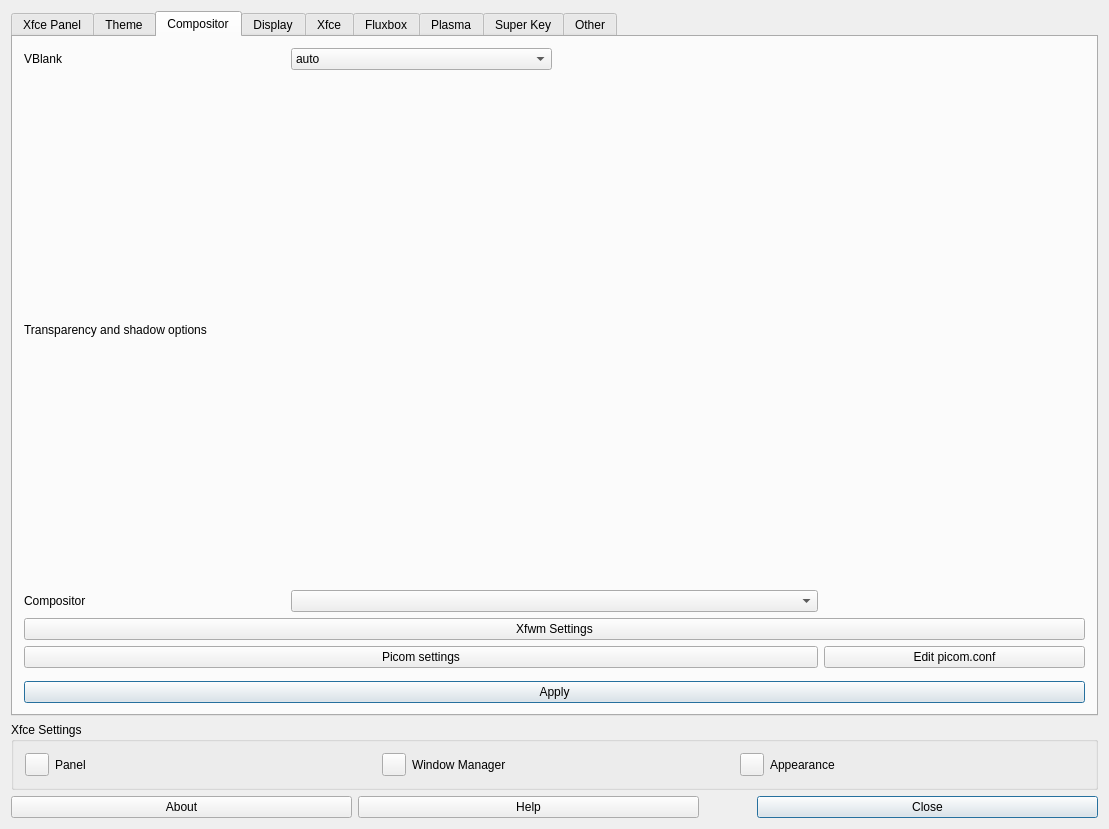
The window that defaultlook.ui (MX-Linux/mx-tweak) describes before a commit, drawn with Qt 5.
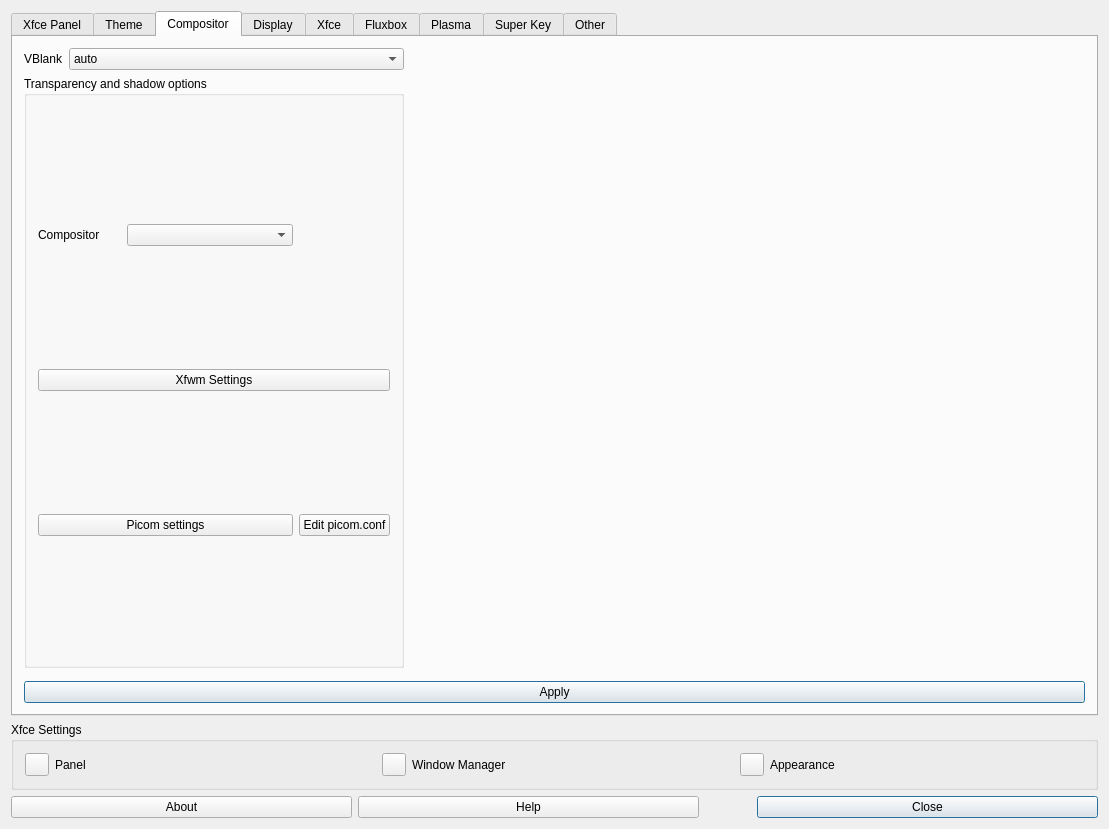
The same window after the commit. The open tabs and pages were chosen to show the change. Icons and pictures are not drawn.

Commit message: Split compositor code into TweakCompositor class.

```diff
--- a/defaultlook.ui
+++ b/defaultlook.ui
@@ -517,31 +517,25 @@
       <attribute name="title">
        <string>Compositor</string>
       </attribute>
-      <layout class="QGridLayout" name="gridLayout_10">
+      <layout class="QGridLayout">
        <item row="0" column="0">
-        <layout class="QGridLayout" name="gridLayout_4">
-         <property name="sizeConstraint">
-          <enum>QLayout::SizeConstraint::SetNoConstraint</enum>
+        <widget class="QLabel" name="labelCompositorVBlank">
+         <property name="toolTip">
+          <string>Changing the VBlank mode may help alleviate some screen tearing issues. See Help for more information.</string>
          </property>
-         <item row="3" column="0" alignment="Qt::AlignmentFlag::AlignLeft">
-          <widget class="QLabel" name="label_9">
            <property name="text">
-            <string>Compositor</string>
-           </property>
-          </widget>
-         </item>
-         <item row="2" column="0" alignment="Qt::AlignmentFlag::AlignLeft">
-          <widget class="QLabel" name="label_8">
-           <property name="text">
-            <string>Transparency and shadow options</string>
+          <string>VBlank</string>
+         </property>
+         <property name="sizePolicy">
+          <sizepolicy hsizetype="Fixed" vsizetype="Preferred">
+           <horstretch>0</horstretch>
+           <verstretch>0</verstretch>
+          </sizepolicy>
            </property>
           </widget>
          </item>
-         <item row="3" column="1" colspan="2">
-          <widget class="QComboBox" name="comboCompositor"/>
-         </item>
-         <item row="1" column="1">
-          <widget class="QComboBox" name="comboBoxvblank">
+       <item row="0" column="1">
+        <widget class="QComboBox" name="comboCompositorVBlank">
            <item>
             <property name="text">
              <string>auto</string>
@@ -564,25 +558,37 @@
            </item>
           </widget>
          </item>
-         <item row="6" column="0">
-          <spacer>
-           <property name="orientation">
-            <enum>Qt::Orientation::Vertical</enum>
-           </property>
-          </spacer>
-         </item>
-         <item row="1" column="0" alignment="Qt::AlignmentFlag::AlignLeft">
-          <widget class="QLabel" name="label_10">
+       <item row="1" column="0" colspan="2">
+        <widget class="QGroupBox" name="groupCompositorShadow">
+         <property name="title">
+          <string>Transparency and shadow options</string>
+         </property>
+         <layout class="QGridLayout">
+          <item row="0" column="0">
+           <widget class="QLabel" name="labelCompositor">
+            <property name="text">
+             <string>Compositor</string>
+            </property>
+           </widget>
+          </item>
+          <item row="0" column="1" colspan="2">
+           <widget class="QComboBox" name="comboCompositor"/>
+          </item>
+          <item row="1" column="0" colspan="4">
+           <widget class="QPushButton" name="pushCompositorXfwmSettings">
            <property name="toolTip">
             <string>&lt;html&gt;&lt;head/&gt;&lt;body&gt;&lt;p&gt;Changing the VBlank mode may help alleviate some screen tearing issues.  See Help for more information.&lt;/p&gt;&lt;/body&gt;&lt;/html&gt;</string>
            </property>
            <property name="text">
-            <string>VBlank</string>
+             <string>Xfwm Settings</string>
+            </property>
+            <property name="icon">
+             <iconset theme="wmtweaks"/>
            </property>
           </widget>
          </item>
-         <item row="5" column="0" colspan="3">
-          <widget class="QPushButton" name="buttonConfigureCompton">
+          <item row="2" column="0" colspan="3">
+           <widget class="QPushButton" name="pushCompositorPicomSettings">
            <property name="toolTip">
             <string>Launch compton-conf configuration tool</string>
            </property>
@@ -595,8 +601,8 @@
            </property>
           </widget>
          </item>
-         <item row="5" column="3">
-          <widget class="QPushButton" name="buttonEditComptonConf">
+          <item row="2" column="3">
+           <widget class="QPushButton" name="pushCompositorEditPicomConf">
            <property name="toolTip">
             <string>Edit compton.conf directly in text editor</string>
            </property>
@@ -609,21 +615,18 @@
            </property>
           </widget>
          </item>
-         <item row="4" column="0" colspan="4">
-          <widget class="QPushButton" name="buttonConfigureXfwm">
-           <property name="toolTip">
-            <string>&lt;html&gt;&lt;head/&gt;&lt;body&gt;&lt;p&gt;Xfce Compositor Settings&lt;/p&gt;&lt;/body&gt;&lt;/html&gt;</string>
-           </property>
-           <property name="text">
-            <string>Xfwm Settings</string>
-           </property>
-           <property name="icon">
-            <iconset theme="wmtweaks"/>
-           </property>
-          </widget>
-         </item>
-         <item row="7" column="0" colspan="4">
-          <widget class="QPushButton" name="buttonCompositorApply">
+         </layout>
+        </widget>
+       </item>
+       <item row="2" column="0">
+        <spacer>
+         <property name="orientation">
+          <enum>Qt::Orientation::Vertical</enum>
+         </property>
+        </spacer>
+       </item>
+       <item row="3" column="0" colspan="4">
+        <widget class="QPushButton" name="pushCompositorApply">
            <property name="text">
             <string>Apply</string>
            </property>
@@ -640,8 +643,6 @@
             <bool>true</bool>
            </property>
           </widget>
-         </item>
-        </layout>
        </item>
       </layout>
      </widget>
```
Left out of the diff: 8 changed lines with no effect on the pictures. Lines whose indentation alone changed are shown as unchanged. The commit also changes 5 other files.
